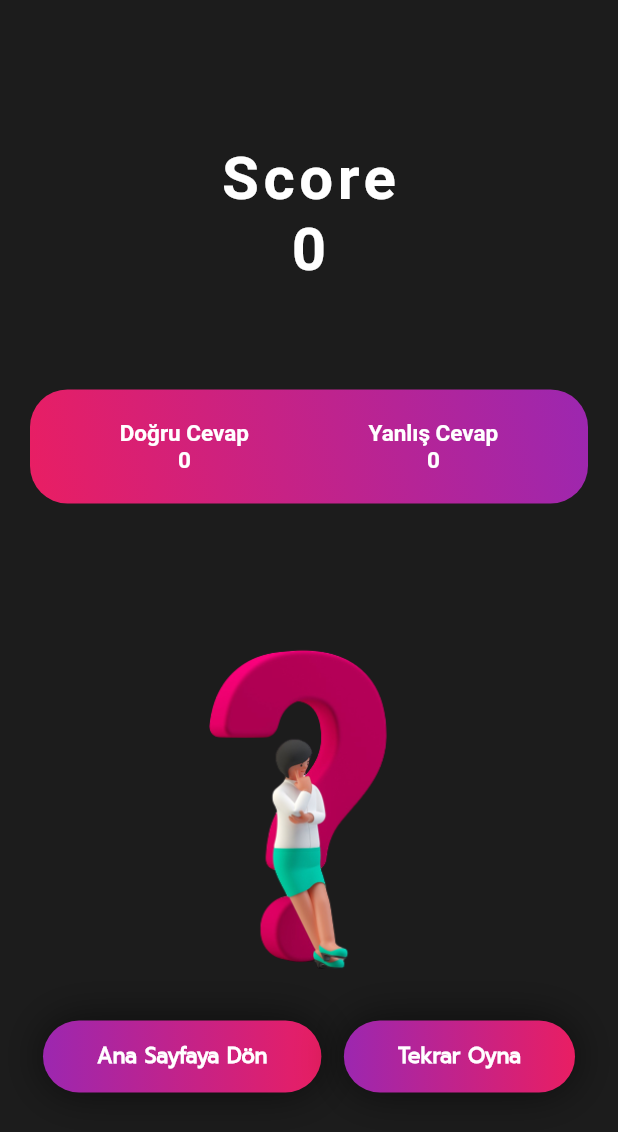
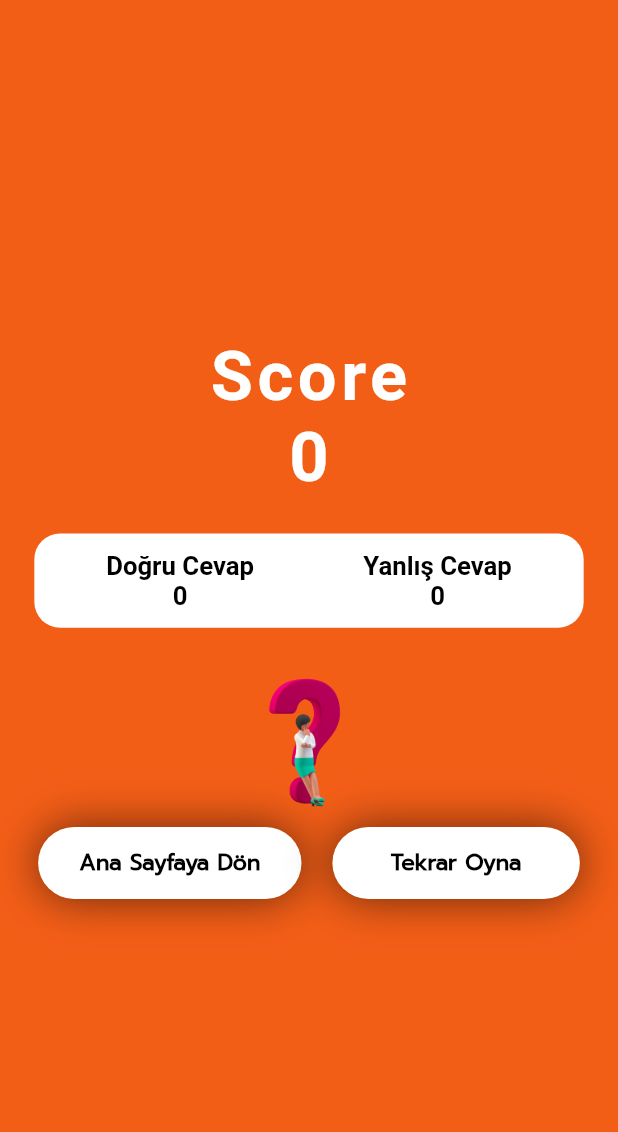
Before and after one commit to hmustafabolat/QuizApp, a Flutter app: the LastPage screen opened directly with empty values, on a phone screen of 412 x 824 dp. Shown: the top 1132 px of the screen. Run offline on Flutter 3.47's test engine with Material 2 defaults, Android fonts, the phone set to English and light mode, and no system bars; our stand-ins replace cloud_firestore, firebase_auth, firebase_core, flutter_screenutil, step_progress_indicator; accounts and stored records are empty; network calls fail; Roboto replaces fonts that are missing (FredokaOne).

Commit message:
last page added

```diff
--- a/lib/lastPage.dart
+++ b/lib/lastPage.dart
@@ -1,6 +1,7 @@
+import 'package:bilgi_yarismasi/category_page.dart';
 import 'package:bilgi_yarismasi/main.dart';
 import 'package:flutter/material.dart';
-import 'StartPage.dart';
+import 'package:flutter_screenutil/flutter_screenutil.dart';
 import 'questionsPage.dart';
 
 class LastPage extends StatefulWidget {
@@ -21,8 +22,8 @@ class LastPage extends StatefulWidget {
 class _LastPageState extends State<LastPage> {
   @override
   Widget build(BuildContext context) {
-    return Scaffold(
-      backgroundColor: Color.fromRGBO(28, 28, 28, 1),
+    return SafeArea(child: Scaffold(
+      backgroundColor: Color.fromRGBO(243, 94, 23, 1),
       body: Center(
         child: Container(
           child: Column(
@@ -31,7 +32,7 @@ class _LastPageState extends State<LastPage> {
               Text(
                 "Score",
                 style: TextStyle(
-                    fontSize: 40,
+                    fontSize: 40.sp,
                     fontWeight: FontWeight.bold,
                     color: Colors.white,
                     letterSpacing: 3,
@@ -40,30 +41,22 @@ class _LastPageState extends State<LastPage> {
               Text(
                 widget.score.toString(),
                 style: TextStyle(
-                    fontSize: 40,
+                    fontSize: 40.sp,
                     fontWeight: FontWeight.bold,
                     color: Colors.white,
                     letterSpacing: 3,
                     fontFamily: "FredokaOne"),
               ),
-              SizedBox(
-                height: 50,
-              ),
+
               Padding(
-                padding: EdgeInsets.all(20),
+                padding: EdgeInsets.all(20).w,
                 child: Container(
                   decoration: BoxDecoration(
-                      borderRadius: BorderRadius.circular(25),
-                      gradient: LinearGradient(
-                        begin: Alignment.topRight,
-                        end: Alignment.bottomLeft,
-                        colors: [
-                          Colors.purple,
-                          Colors.pink,
-                        ],
-                      )),
+                      borderRadius: BorderRadius.circular(15).w,
+                      color: Colors.white
+                  ),
                   child: Padding(
-                    padding: EdgeInsets.all(20),
+                    padding: EdgeInsets.all(10).w,
                     child: Center(
                       child: Row(
                         mainAxisAlignment: MainAxisAlignment.spaceAround,
@@ -73,17 +66,17 @@ class _LastPageState extends State<LastPage> {
                               Text(
                                 "Doğru Cevap",
                                 style: TextStyle(
-                                    fontSize: 15,
+                                    fontSize: 15.sp,
                                     fontWeight: FontWeight.bold,
-                                    color: Colors.white,
+                                    color: Colors.black,
                                     fontFamily: "FredokaOne"),
                               ),
                               Text(
                                 widget.correctAnswer.toString(),
                                 style: TextStyle(
-                                    fontSize: 15,
+                                    fontSize: 15.sp,
                                     fontWeight: FontWeight.bold,
-                                    color: Colors.white,
+                                    color: Colors.black,
                                     fontFamily: "FredokaOne"),
                               ),
                             ],
@@ -93,17 +86,17 @@ class _LastPageState extends State<LastPage> {
                               Text(
                                 "Yanlış Cevap",
                                 style: TextStyle(
-                                    fontSize: 15,
+                                    fontSize: 15.sp,
                                     fontWeight: FontWeight.bold,
-                                    color: Colors.white,
+                                    color: Colors.black,
                                     fontFamily: "FredokaOne"),
                               ),
                               Text(
                                 widget.wrongAnswer.toString(),
                                 style: TextStyle(
-                                    fontSize: 15,
+                                    fontSize: 15.sp,
                                     fontWeight: FontWeight.bold,
-                                    color: Colors.white,
+                                    color: Colors.black,
                                     fontFamily: "FredokaOne"),
                               ),
                             ],
@@ -115,9 +108,9 @@ class _LastPageState extends State<LastPage> {
                 ),
               ),
               Padding(
-                padding: EdgeInsets.only(top: 50),
+                padding: EdgeInsets.only(top: 0.01).r,
                 child: Image.asset(
-                  "assets/images/bgimage.png",
+                  "assets/images/bgimage.png", width: 0.4.sw,
                 ),
               ),
               Row(
@@ -125,11 +118,8 @@ class _LastPageState extends State<LastPage> {
                 children: [
                   DecoratedBox(
                     decoration: BoxDecoration(
-                        gradient: LinearGradient(colors: [
-                          Colors.purple,
-                          Colors.pink,
-                        ]),
-                        borderRadius: BorderRadius.circular(25),
+                        color: Colors.white,
+                        borderRadius: BorderRadius.circular(25).w,
                         boxShadow: <BoxShadow>[
                           BoxShadow(
                               color: Color.fromRGBO(0, 0, 0, 0.57),
@@ -149,15 +139,17 @@ class _LastPageState extends State<LastPage> {
                                 Navigator.push(
                                     context,
                                     MaterialPageRoute(
-                                        builder: (context) => StartPage()));
+                                        builder: (context) => CategoryPage()));
                               },
                               child: Padding(
                                 padding: EdgeInsets.symmetric(
-                                    vertical: 10, horizontal: 20),
+                                    vertical: 10, horizontal: 10).r,
                                 child: Text(
                                   "Ana Sayfaya Dön",
                                   style: TextStyle(
+                                      fontSize: 13.sp,
                                       fontWeight: FontWeight.bold,
+                                      color: Colors.black,
                                       fontFamily: "Prompt"),
                                 ),
                               )),
@@ -166,15 +158,12 @@ class _LastPageState extends State<LastPage> {
                     ),
                   ),
                   SizedBox(
-                    width: 15,
+                    width: 0.05.sw,
                   ),
                   DecoratedBox(
                     decoration: BoxDecoration(
-                        gradient: LinearGradient(colors: [
-                          Colors.purple,
-                          Colors.pink,
-                        ]),
-                        borderRadius: BorderRadius.circular(25),
+                        color: Colors.white,
+                        borderRadius: BorderRadius.circular(25).w,
                         boxShadow: <BoxShadow>[
                           BoxShadow(
                               color: Color.fromRGBO(0, 0, 0, 0.57),
@@ -198,10 +187,12 @@ class _LastPageState extends State<LastPage> {
                               },
                               child: Padding(
                                 padding: EdgeInsets.symmetric(
-                                    vertical: 10, horizontal: 20),
+                                    vertical: 10, horizontal: 20).r,
                                 child: Text(
                                   "Tekrar Oyna",
                                   style: TextStyle(
+                                      fontSize: 13.sp,
+                                      color: Colors.black,
                                       fontWeight: FontWeight.bold,
                                       fontFamily: "Prompt"),
                                 ),
@@ -216,6 +207,6 @@ class _LastPageState extends State<LastPage> {
           ),
         ),
       ),
-    );
+    ));
   }
 }
--- a/lib/main.dart
+++ b/lib/main.dart
@@ -5,7 +5,6 @@ import 'package:firebase_core/firebase_core.dart';
 import 'package:flutter/material.dart';
 import 'package:flutter_screenutil/flutter_screenutil.dart';
 import 'package:firebase_auth/firebase_auth.dart';
-import 'StartPage.dart';
 import 'firebase_options.dart';
 import 'questionsPage.dart';
 
--- a/pubspec.yaml
+++ b/pubspec.yaml
@@ -18,6 +18,7 @@ dependencies:
   firebase_auth: ^4.2.0
   firebase_core: ^2.4.0
   cloud_firestore: ^4.2.0
+  google_sign_in: '^4.5.1'
 
 dev_dependencies:
   flutter_test:
```
Also changed, not shown: lib/StartPage.dart (deleted, +0 -240 lines), lib/category_page.dart (+36 -35 lines), lib/login_Page.dart (+13 -13 lines), lib/progress_bar.dart (+36 -8 lines), lib/questionsPage.dart (+33 -33 lines), lib/register_page.dart (+18 -12 lines), pubspec.lock.
